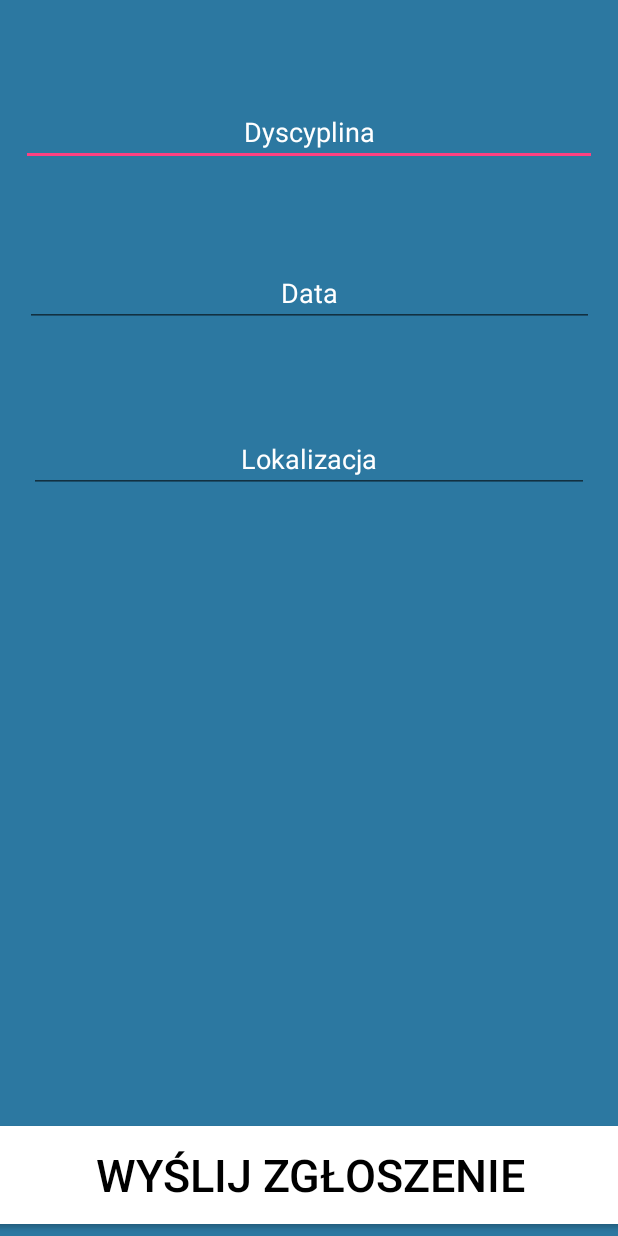
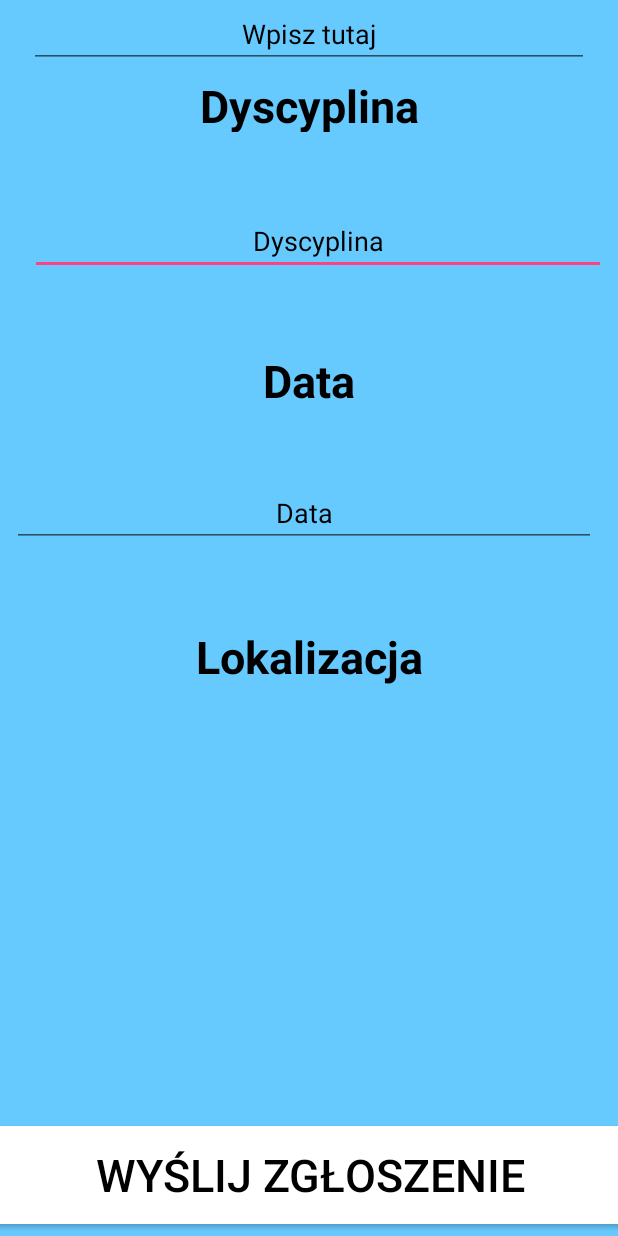
Before and after one commit to Yanitrix/hackathon, an Android app: the AddingActivity screen opened directly, with no data from a screen before it, on a phone screen of 412 x 824 dp. Run offline under Robolectric (Android 15) with nearby library versions, the phone set to English and light mode, and no system bars.

Commit message:
Kolejny commit. Coraz blizej konca

```diff
--- a/app/src/main/java/com/example/btb/schoolbattle/AddingActivity.java
+++ b/app/src/main/java/com/example/btb/schoolbattle/AddingActivity.java
@@ -9,5 +9,6 @@ public class AddingActivity extends AppCompatActivity {
     protected void onCreate(Bundle savedInstanceState) {
         super.onCreate(savedInstanceState);
         setContentView(R.layout.activity_adding);
+        //
     }
 }
--- a/app/src/main/res/layout/activity_adding.xml
+++ b/app/src/main/res/layout/activity_adding.xml
@@ -4,7 +4,7 @@
     xmlns:tools="http://schemas.android.com/tools"
     android:layout_width="match_parent"
     android:layout_height="match_parent"
-    android:background="#2c78a1"
+    android:background="#FF67CAFF"
     tools:context=".AddingActivity">
 
     <Button
@@ -28,31 +28,33 @@
         android:layout_height="wrap_content"
         android:layout_marginEnd="8dp"
         android:layout_marginStart="8dp"
-        android:layout_marginTop="65dp"
+        android:layout_marginTop="50dp"
         android:ems="10"
-        android:gravity="center_horizontal"
+        android:gravity="center_horizontal|center"
         android:hint="Dyscyplina"
         android:inputType="textPersonName"
-        android:textColorHint="#FFFFFF"
+        android:textColorHint="#000000"
         app:layout_constraintEnd_toEndOf="parent"
+        app:layout_constraintHorizontal_bias="1.0"
         app:layout_constraintStart_toStartOf="parent"
-        app:layout_constraintTop_toTopOf="parent" />
+        app:layout_constraintTop_toBottomOf="@+id/textView4" />
 
     <EditText
         android:id="@+id/editText2"
-        android:layout_width="379dp"
+        android:layout_width="389dp"
         android:layout_height="42dp"
         android:layout_marginEnd="8dp"
         android:layout_marginStart="8dp"
-        android:layout_marginTop="65dp"
+        android:layout_marginTop="50dp"
         android:ems="10"
         android:gravity="center_horizontal"
         android:hint="Data"
         android:inputType="date"
-        android:textColorHint="#FFFFFF"
+        android:textColorHint="#000000"
         app:layout_constraintEnd_toEndOf="parent"
+        app:layout_constraintHorizontal_bias="0.0"
         app:layout_constraintStart_toStartOf="parent"
-        app:layout_constraintTop_toBottomOf="@+id/editText3" />
+        app:layout_constraintTop_toBottomOf="@+id/textView5" />
 
     <EditText
         android:id="@+id/editText4"
@@ -60,12 +62,58 @@
         android:layout_height="wrap_content"
         android:layout_marginLeft="8dp"
         android:layout_marginRight="8dp"
-        android:layout_marginTop="65dp"
         android:ems="10"
         android:gravity="center_horizontal"
-        android:hint="Lokalizacja"
+        android:hint="Wpisz tutaj"
         android:inputType="textPersonName"
-        android:textColorHint="#FFFFFF"
+        android:textColorHint="#000000"
+        app:layout_constraintEnd_toEndOf="parent"
+        app:layout_constraintStart_toStartOf="parent"
+        tools:layout_editor_absoluteY="523dp" />
+
+    <TextView
+        android:id="@+id/textView4"
+        android:layout_width="373dp"
+        android:layout_height="38dp"
+        android:layout_marginEnd="8dp"
+        android:layout_marginStart="8dp"
+        android:layout_marginTop="50dp"
+        android:gravity="center_vertical|center_horizontal"
+        android:text="Dyscyplina"
+        android:textColor="#000000"
+        android:textSize="30sp"
+        android:textStyle="bold"
+        app:layout_constraintEnd_toEndOf="parent"
+        app:layout_constraintStart_toStartOf="parent"
+        app:layout_constraintTop_toTopOf="parent" />
+
+    <TextView
+        android:id="@+id/textView5"
+        android:layout_width="370dp"
+        android:layout_height="39dp"
+        android:layout_marginLeft="8dp"
+        android:layout_marginRight="8dp"
+        android:layout_marginTop="50dp"
+        android:gravity="center"
+        android:text="Data"
+        android:textColor="#000000"
+        android:textSize="30sp"
+        android:textStyle="bold"
+        app:layout_constraintEnd_toEndOf="parent"
+        app:layout_constraintStart_toStartOf="parent"
+        app:layout_constraintTop_toBottomOf="@+id/editText3" />
+
+    <TextView
+        android:layout_width="313dp"
+        android:layout_height="46dp"
+        android:layout_marginEnd="8dp"
+        android:layout_marginStart="8dp"
+        android:layout_marginTop="50dp"
+        android:gravity="center"
+        android:text="Lokalizacja"
+        android:textColor="#000000"
+        android:textSize="30sp"
+        android:textStyle="bold"
         app:layout_constraintEnd_toEndOf="parent"
         app:layout_constraintStart_toStartOf="parent"
         app:layout_constraintTop_toBottomOf="@+id/editText2" />
--- a/app/src/main/res/layout/activity_sport.xml
+++ b/app/src/main/res/layout/activity_sport.xml
@@ -4,14 +4,15 @@
     xmlns:tools="http://schemas.android.com/tools"
     android:layout_width="match_parent"
     android:layout_height="match_parent"
+    android:background="@drawable/sports"
     tools:context=".Sport">
 
         <android.support.design.widget.FloatingActionButton
             android:id="@+id/floatingActionButton"
             android:layout_width="wrap_content"
             android:layout_height="wrap_content"
-        android:layout_marginBottom="15dp"
-        android:layout_marginEnd="15dp"
+            android:layout_marginBottom="10dp"
+            android:layout_marginEnd="10dp"
             android:clickable="true"
             app:backgroundTint="#FFFFFF"
             app:layout_constraintBottom_toBottomOf="parent"
```
Also changed, not shown: 2 other files. Lines whose indentation alone changed are shown as unchanged.
